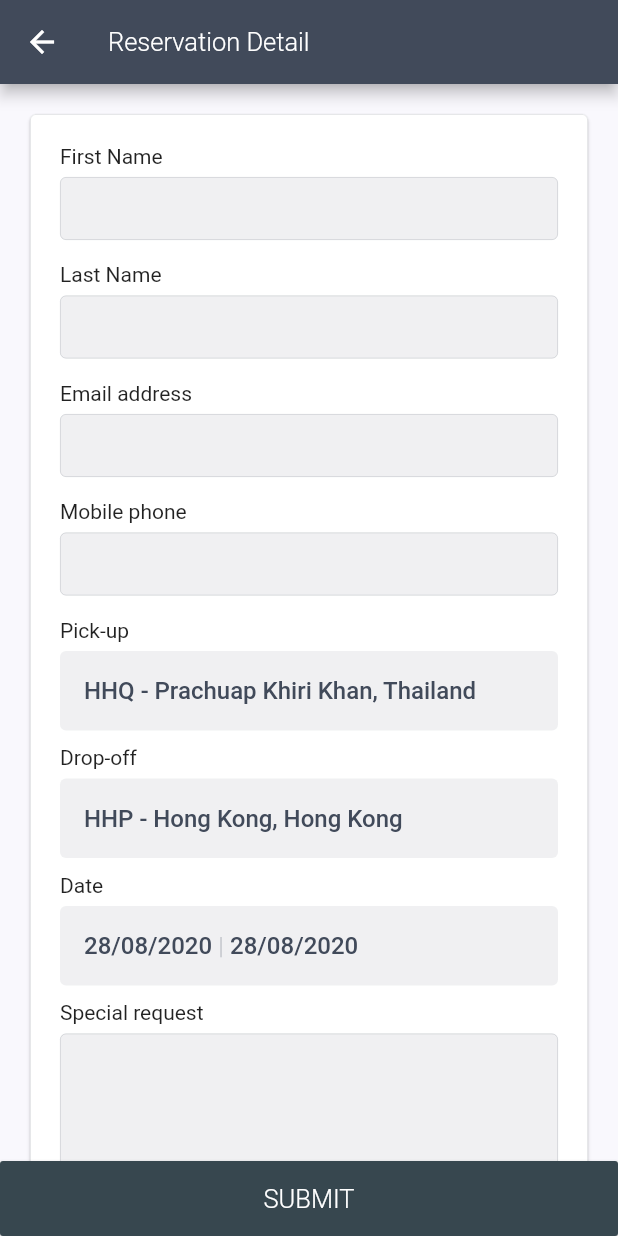
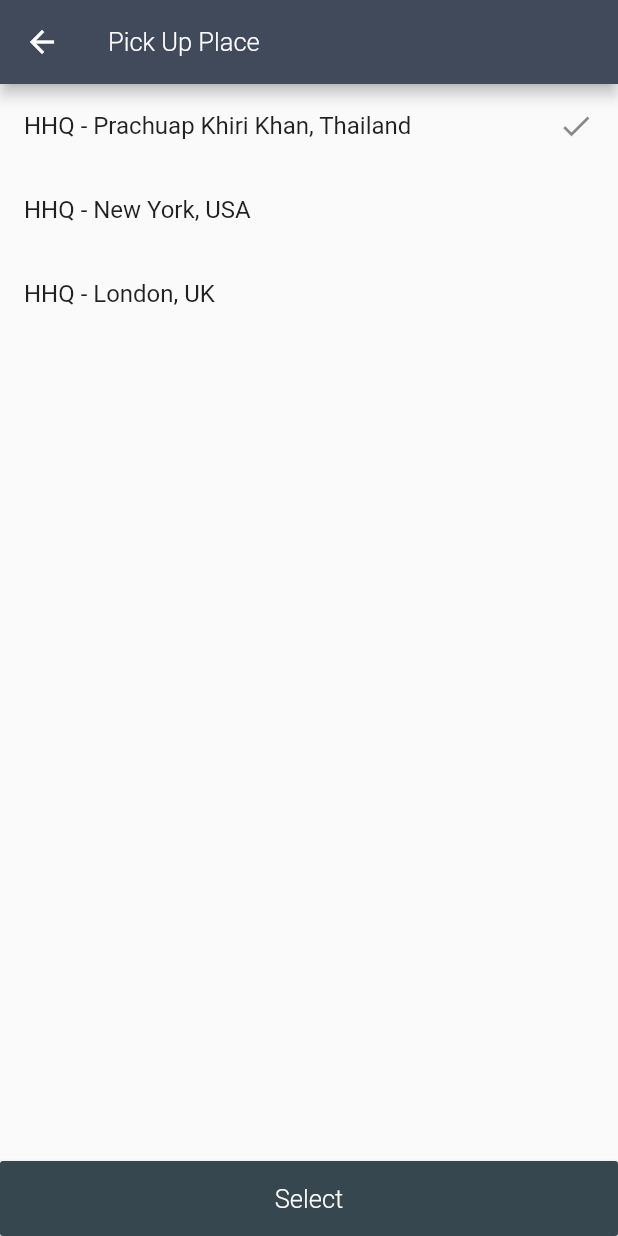
Before and after one commit to lqnhut1995/AQ-Demo, a Flutter app: the ReservationDetailScreen screen opened directly, after a tap on "HHQ - Prachuap Khiri Khan, Thailand", on a phone screen of 412 x 824 dp. Run offline on Flutter 3.47's test engine with Material 2 defaults, Android fonts, the phone set to English and light mode, and no system bars; our stand-ins replace bloc, equatable, flutter_bloc, flutter_icons, formz, readmore and 1 more; statements that could not run were skipped.

Commit message:
Update project

```diff
--- a/lib/main.dart
+++ b/lib/main.dart
@@ -1,5 +1,7 @@
+import 'package:demo/bloc/my_form_bloc.dart';
 import 'package:demo/ui/base_screen.dart';
 import 'package:flutter/material.dart';
+import 'package:flutter_bloc/flutter_bloc.dart';
 
 void main() {
   runApp(MyApp());
--- a/lib/models/phone.dart
+++ b/lib/models/phone.dart
@@ -6,7 +6,7 @@ class Phone extends FormzInput<String, PhoneValidationError> {
   const Phone.pure([String value = '']) : super.pure(value);
   const Phone.dirty([String value = '']) : super.dirty(value);
 
-  static final _phoneRegex = RegExp(r'^(?=.*[A-Za-z])(?=.*\d)[A-Za-z\d]{8,}$');
+  static final _phoneRegex = RegExp(r'^(?:[+0]9)?[0-9]{10}$');
 
   @override
   PhoneValidationError validator(String value) {
--- a/lib/textfield_widget.dart
+++ b/lib/textfield_widget.dart
@@ -42,7 +42,7 @@ class TextFieldWidget extends StatelessWidget {
   @override
   Widget build(BuildContext context) {
     return Container(
-      height: 53.0,
+      height: errorText == null ? 53.0 : 73.0,
       padding: padding,
       child: TextFormField(
         controller: textController,
--- a/lib/ui/reservationdetail.dart
+++ b/lib/ui/reservationdetail.dart
@@ -1,6 +1,11 @@
+import 'package:demo/bloc/my_form_bloc.dart';
+import 'package:demo/models/phone.dart';
 import 'package:demo/textfield_widget.dart';
+import 'package:demo/ui/select_place.dart';
 import 'package:demo/utils.dart';
 import 'package:flutter/material.dart';
+import 'package:flutter_bloc/flutter_bloc.dart';
+import 'package:formz/formz.dart';
 
 import 'base_navigation.dart';
 
@@ -17,23 +22,65 @@ class _ReservationDetailScreenState
   TextEditingController emailNameCon = TextEditingController();
   TextEditingController phoneCon = TextEditingController();
   TextEditingController specialRequestCon = TextEditingController();
+  MyFormCubit _bloc;
+  bool agreeTerm = false;
 
-  bool agreeTerm = false;
+  String pickupPlace = 'HHQ - Prachuap Khiri Khan, Thailand';
+  String dropoffPlace = 'HHP - Hong Kong, Hong Kong';
+
+  final _emailFocusNode = FocusNode();
+  final _firstNameFocusNode = FocusNode();
+  final _lastNameFocusNode = FocusNode();
+  final _phoneFocusNode = FocusNode();
 
   @override
   void initState() {
     super.initState();
+    _bloc = MyFormCubit();
+    _emailFocusNode.addListener(() {
+      if (!_emailFocusNode.hasFocus) {
+        context.read<MyFormBloc>().add(EmailUnfocused());
+      }
+    });
+
+    _firstNameFocusNode.addListener(() {
+      if (!_firstNameFocusNode.hasFocus) {
+        context.read<MyFormBloc>().add(FirstNameUnfocused());
+      }
+    });
+
+    _lastNameFocusNode.addListener(() {
+      if (!_lastNameFocusNode.hasFocus) {
+        context.read<MyFormBloc>().add(LastNameUnfocused());
+      }
+    });
+
+    _phoneFocusNode.addListener(() {
+      if (!_phoneFocusNode.hasFocus) {
+        context.read<MyFormBloc>().add(PhoneUnfocused());
+      }
+    });
   }
 
   @override
   Widget build(BuildContext context) {
-    return Scaffold(
+    return GestureDetector(
+      onTap: () {
+        FocusScopeNode currentFocus = FocusScope.of(context);
+
+        if (!currentFocus.hasPrimaryFocus) {
+          currentFocus.unfocus();
+        }
+      },
+      child: Scaffold(
           appBar: AppBar(
             backgroundColor: HexColor('#414A5A'),
             title: Text(
               'Reservation Detail',
               style: TextStyle(
-                fontSize: 17, color: Colors.white, fontWeight: FontWeight.w300),
+                  fontSize: 17,
+                  color: Colors.white,
+                  fontWeight: FontWeight.w300),
             ),
             leading: IconButton(
               padding: new EdgeInsets.all(0.0),
@@ -59,7 +106,8 @@ class _ReservationDetailScreenState
           ),
           body: ListView(
             children: [_buildBody()],
-        ));
+          )),
+    );
   }
 
   Widget _buildBody() {
@@ -105,7 +153,10 @@ class _ReservationDetailScreenState
         padding: const EdgeInsets.only(left: 20, top: 20),
         child: Align(alignment: Alignment.topLeft, child: Text('First Name')),
       ),
-      TextFieldWidget(
+      BlocBuilder<MyFormCubit, MyFormState>(
+        cubit: _bloc,
+        builder: (ctx, state) {
+          return TextFieldWidget(
             padding: EdgeInsets.only(left: 20, right: 20, top: 6),
             hint: '',
             inputType: TextInputType.text,
@@ -114,8 +165,14 @@ class _ReservationDetailScreenState
             inputAction: TextInputAction.next,
             autoFocus: false,
             isIcon: false,
-        onChanged: (value) {},
+            onChanged: (value) {
+              _bloc.firstNameChanged(value);
+              // _bloc.add(FirstNameChanged(firstName: value));
+            },
             onFieldSubmitted: (value) {},
+            errorText: state.firstName.invalid ? 'First Name is invalid' : null,
+          );
+        },
       )
     ];
   }
@@ -126,7 +183,10 @@ class _ReservationDetailScreenState
         padding: const EdgeInsets.only(left: 20, top: 10),
         child: Align(alignment: Alignment.topLeft, child: Text('Last Name')),
       ),
-      TextFieldWidget(
+      BlocBuilder<MyFormCubit, MyFormState>(
+        cubit: _bloc,
+        builder: (context, state) {
+          return TextFieldWidget(
             padding: EdgeInsets.only(left: 20, right: 20, top: 6),
             hint: '',
             inputType: TextInputType.text,
@@ -135,8 +195,14 @@ class _ReservationDetailScreenState
             inputAction: TextInputAction.next,
             autoFocus: false,
             isIcon: false,
-        onChanged: (value) {},
+            onChanged: (value) {
+              _bloc.lastNameChanged(value);
+              // _bloc.add(LastNameChanged(lastName: value));
+            },
             onFieldSubmitted: (value) {},
+            errorText: state.lastName.invalid ? 'Last Name is invalid' : null,
+          );
+        },
       )
     ];
   }
@@ -148,7 +214,10 @@ class _ReservationDetailScreenState
         child:
             Align(alignment: Alignment.topLeft, child: Text('Email address')),
       ),
-      TextFieldWidget(
+      BlocBuilder<MyFormCubit, MyFormState>(
+        cubit: _bloc,
+        builder: (_, state) {
+          return TextFieldWidget(
             padding: EdgeInsets.only(left: 20, right: 20, top: 6),
             hint: '',
             inputType: TextInputType.emailAddress,
@@ -157,8 +226,14 @@ class _ReservationDetailScreenState
             inputAction: TextInputAction.next,
             autoFocus: false,
             isIcon: false,
-        onChanged: (value) {},
+            onChanged: (value) {
+              _bloc.emailChanged(value);
+              // _bloc.add(EmailChanged(email: value));
+            },
             onFieldSubmitted: (value) {},
+            errorText: state.email.invalid ? 'Email is invalid' : null,
+          );
+        },
       )
     ];
   }
@@ -169,7 +244,10 @@ class _ReservationDetailScreenState
         padding: const EdgeInsets.only(left: 20, top: 10),
         child: Align(alignment: Alignment.topLeft, child: Text('Mobile phone')),
       ),
-      TextFieldWidget(
+      BlocBuilder<MyFormCubit, MyFormState>(
+        cubit: _bloc,
+        builder: (_, state) {
+          return TextFieldWidget(
             padding: EdgeInsets.only(left: 20, right: 20, top: 6),
             hint: '',
             inputType: TextInputType.phone,
@@ -178,9 +256,15 @@ class _ReservationDetailScreenState
             inputAction: TextInputAction.next,
             autoFocus: false,
             isIcon: false,
-        onChanged: (value) {},
+            onChanged: (value) {
+              _bloc.phoneChanged(value);
+              // _bloc.add(PhoneChanged(phone: value));
+            },
             onFieldSubmitted: (value) {},
-      )
+            errorText: state.phone.invalid ? 'Phone is invalid' : null,
+          );
+        },
+      ),
     ];
   }
 
@@ -206,11 +290,22 @@ class _ReservationDetailScreenState
                 child: Align(
                   alignment: Alignment.centerLeft,
                   child: Text(
-                    'HHQ - Prachuap Khiri Khan, Thailand',
+                    pickupPlace,
                     style: TextStyle(color: HexColor('#414A5A'), fontSize: 16),
                   ),
                 ),
-                onPressed: () {},
+                onPressed: () async {
+                  final pickup = await Navigator.push(
+                    context,
+                    MaterialPageRoute(
+                        builder: (context) => SelectPlaceWidget(
+                            SelectPlaceType.PickUp, pickupPlace)),
+                  );
+                  if (pickup == null) return;
+                  setState(() {
+                    pickupPlace = pickup;
+                  });
+                },
               ),
             ),
           ),
@@ -240,11 +335,22 @@ class _ReservationDetailScreenState
               child: Align(
                 alignment: Alignment.centerLeft,
                 child: Text(
-                  'HHP - Hong Kong, Hong Kong',
+                  dropoffPlace,
                   style: TextStyle(color: HexColor('#414A5A'), fontSize: 16),
                 ),
               ),
-              onPressed: () {},
+              onPressed: () async {
+                final dropoff = await Navigator.push(
+                  context,
+                  MaterialPageRoute(
+                      builder: (context) => SelectPlaceWidget(
+                          SelectPlaceType.DropOff, dropoffPlace)),
+                );
+                if (dropoff == null) return;
+                setState(() {
+                  dropoffPlace = dropoff;
+                });
+              },
             ),
           ),
         ),
@@ -384,10 +490,15 @@ class _ReservationDetailScreenState
 
   @override
   void dispose() {
+    _bloc.close();
     firstNameCon.dispose();
     lastNameCon.dispose();
     emailNameCon.dispose();
     phoneCon.dispose();
+    _emailFocusNode.dispose();
+    _firstNameFocusNode.dispose();
+    _lastNameFocusNode.dispose();
+    _phoneFocusNode.dispose();
     super.dispose();
   }
 }
--- /dev/null
+++ b/lib/ui/select_place.dart
@@ -0,0 +1,99 @@
+import 'package:demo/utils.dart';
+import 'package:flutter/material.dart';
+
+enum SelectPlaceType { PickUp, DropOff }
+
+class SelectPlaceWidget extends StatelessWidget {
+  SelectPlaceWidget(this.type, this.selectedPlace);
+
+  SelectPlaceType type;
+  String selectedPlace;
+  List<String> pickupPlaces = [
+    'HHQ - Prachuap Khiri Khan, Thailand',
+    'HHQ - New York, USA',
+    'HHQ - London, UK'
+  ];
+  List<String> dropoffPlaces = [
+    'HHP - Mumbai, India',
+    'HHP - Hong Kong, Hong Kong',
+    'HHP - Shanghai, China'
+  ];
+
+  @override
+  Widget build(BuildContext context) {
+    return Scaffold(
+        appBar: AppBar(
+          backgroundColor: HexColor('#414A5A'),
+          title: Text(
+            'Pick Up Place',
+            style: TextStyle(
+                fontSize: 17, color: Colors.white, fontWeight: FontWeight.w300),
+          ),
+          leading: IconButton(
+            padding: new EdgeInsets.all(0.0),
+            color: Colors.white,
+            icon: new Icon(Icons.arrow_back, size: 24.0),
+            onPressed: () => Navigator.pop(context, null),
+          ),
+        ),
+        bottomNavigationBar: SizedBox(
+          width: double.infinity,
+          height: 50,
+          child: RaisedButton(
+            color: Colors.blueGrey[800],
+            child: Text(
+              'Select',
+              style: TextStyle(
+                  fontSize: 17,
+                  color: Colors.white,
+                  fontWeight: FontWeight.w300),
+            ),
+            onPressed: () {
+              Navigator.pop(context, selectedPlace);
+            },
+          ),
+        ),
+        body: ListView.builder(
+          itemCount: type == SelectPlaceType.PickUp
+              ? pickupPlaces.length
+              : dropoffPlaces.length,
+          itemBuilder: (ctx, index) {
+            return ListTile(
+              title: type == SelectPlaceType.PickUp
+                  ? Text(pickupPlaces[index])
+                  : Text(dropoffPlaces[index]),
+              trailing: type == SelectPlaceType.PickUp
+                  ? selectedPlace == pickupPlaces[index]
+                      ? Icon(Icons.check)
+                      : null
+                  : selectedPlace == dropoffPlaces[index]
+                      ? Icon(Icons.check)
+                      : null,
+              onTap: () {
+                selectedPlace = type == SelectPlaceType.PickUp
+                    ? (pickupPlaces[index])
+                    : (dropoffPlaces[index]);
+                (context as Element).markNeedsBuild();
+              },
+            );
+          },
+        ));
+  }
+
+  Widget _buildBody() {
+    return Container(
+      margin: EdgeInsets.all(0),
+      color: HexColor('#F9F8FD'),
+      child: Column(
+        children: [
+          Container(
+            width: double.infinity,
+            height: 200,
+            margin: EdgeInsets.only(left: 10, right: 10),
+            color: Colors.grey,
+          )
+        ],
+      ),
+    );
+  }
+}
```
Also changed, not shown: lib/bloc/my_form_bloc.dart (+52 -5 lines), lib/models/firstname.dart (+1 -6 lines), lib/models/lastname.dart (+1 -6 lines), 1 other file. Lines whose indentation alone changed are shown as unchanged.
